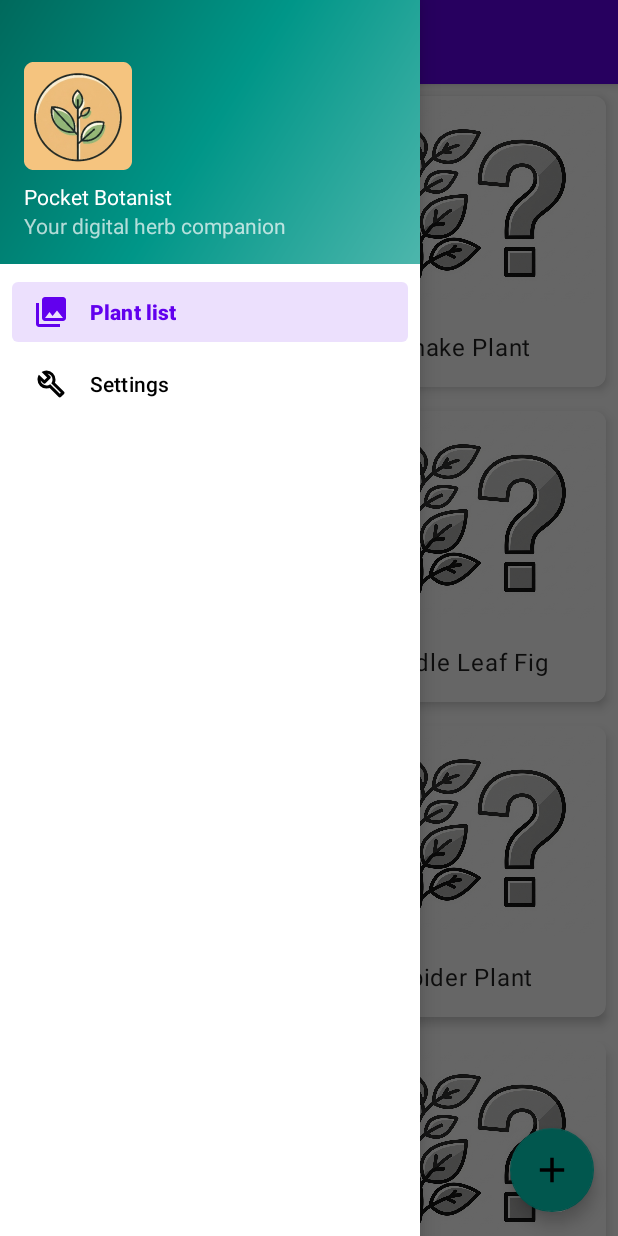
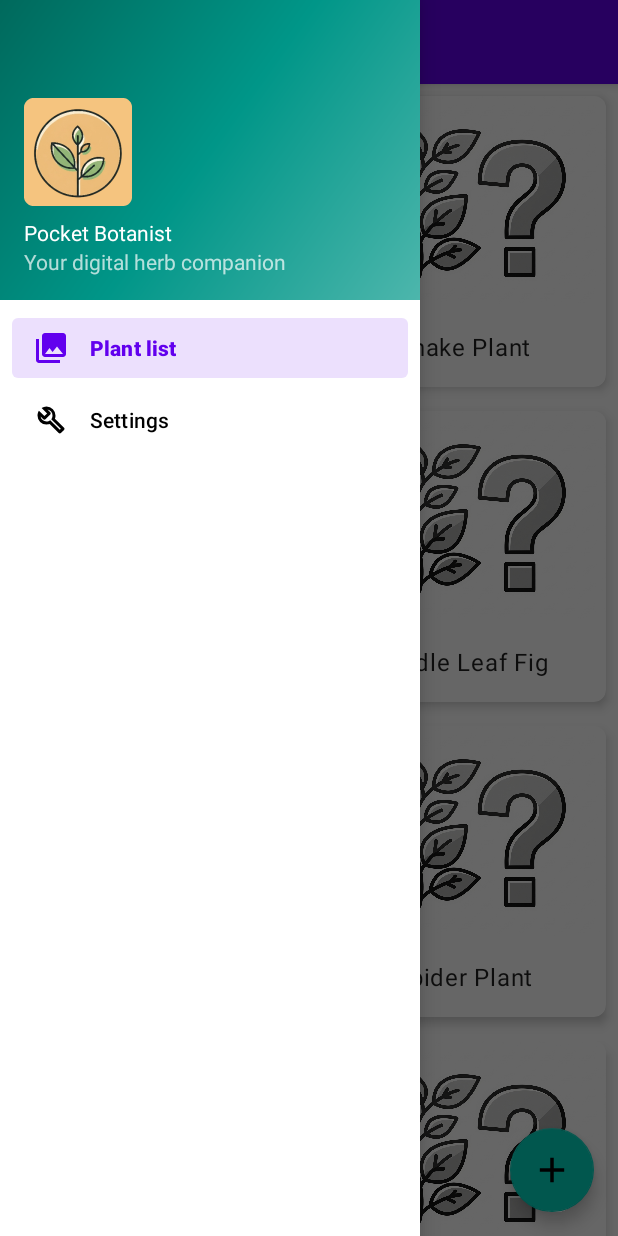
Before and after one commit to Tiitmouse/PocketBotanist, an Android app: the screen it shows after launch (MainActivity), with the side drawer open, on a phone screen of 412 x 824 dp. Run offline under Robolectric (Android 15) with nearby library versions, the phone set to English and light mode, and no system bars; our stand-ins replace Picasso, navigation-ui; pictures from the network do not load.

Commit message:
i give up it iis whhat it isss

```diff
--- a/app/src/main/res/layout/activity_main.xml
+++ b/app/src/main/res/layout/activity_main.xml
@@ -19,6 +19,7 @@
         android:layout_width="wrap_content"
         android:layout_height="match_parent"
         android:layout_gravity="start"
+        android:fitsSystemWindows="true"
         app:headerLayout="@layout/nav_header_main"
         app:menu="@menu/activity_main_drawer" />
 </androidx.drawerlayout.widget.DrawerLayout>
--- a/app/src/main/res/layout/nav_header_main.xml
+++ b/app/src/main/res/layout/nav_header_main.xml
@@ -17,7 +17,7 @@
         android:layout_width="wrap_content"
         android:layout_height="wrap_content"
         android:contentDescription="@string/nav_header_desc"
-        android:paddingTop="@dimen/nav_header_vertical_spacing"
+
         app:srcCompat="@mipmap/ic_launcher_round" />
 
     <TextView
--- a/app/src/main/res/values/dimens.xml
+++ b/app/src/main/res/values/dimens.xml
@@ -3,6 +3,7 @@
     <dimen name="activity_horizontal_margin">16dp</dimen>
     <dimen name="activity_vertical_margin">16dp</dimen>
     <dimen name="nav_header_vertical_spacing">8dp</dimen>
-    <dimen name="nav_header_height">176dp</dimen>
+    <dimen name="nav_header_height">200dp</dimen>
     <dimen name="fab_margin">16dp</dimen>
+    <dimen name="fucking_padding">50dp</dimen>
 </resources>
```
